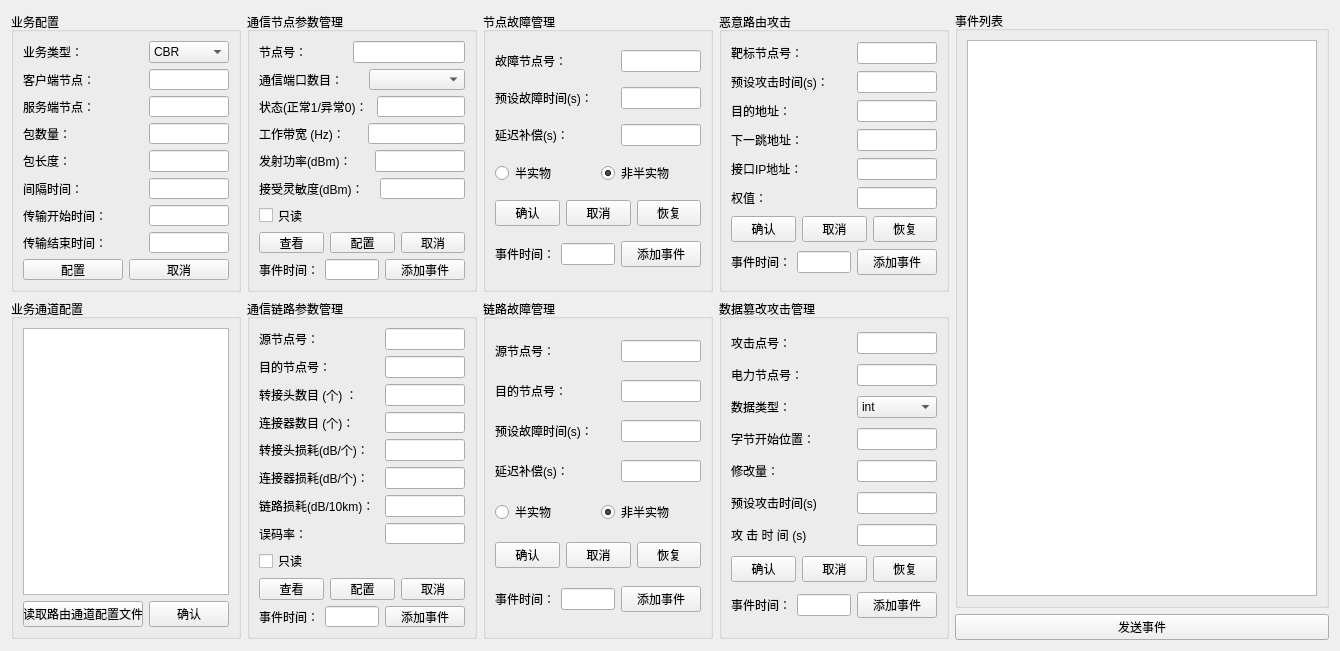
This is MtController/comm_param_settings.ui in yacbo/Co-Simulation as Qt 5 draws it before an edit. The edited form follows.
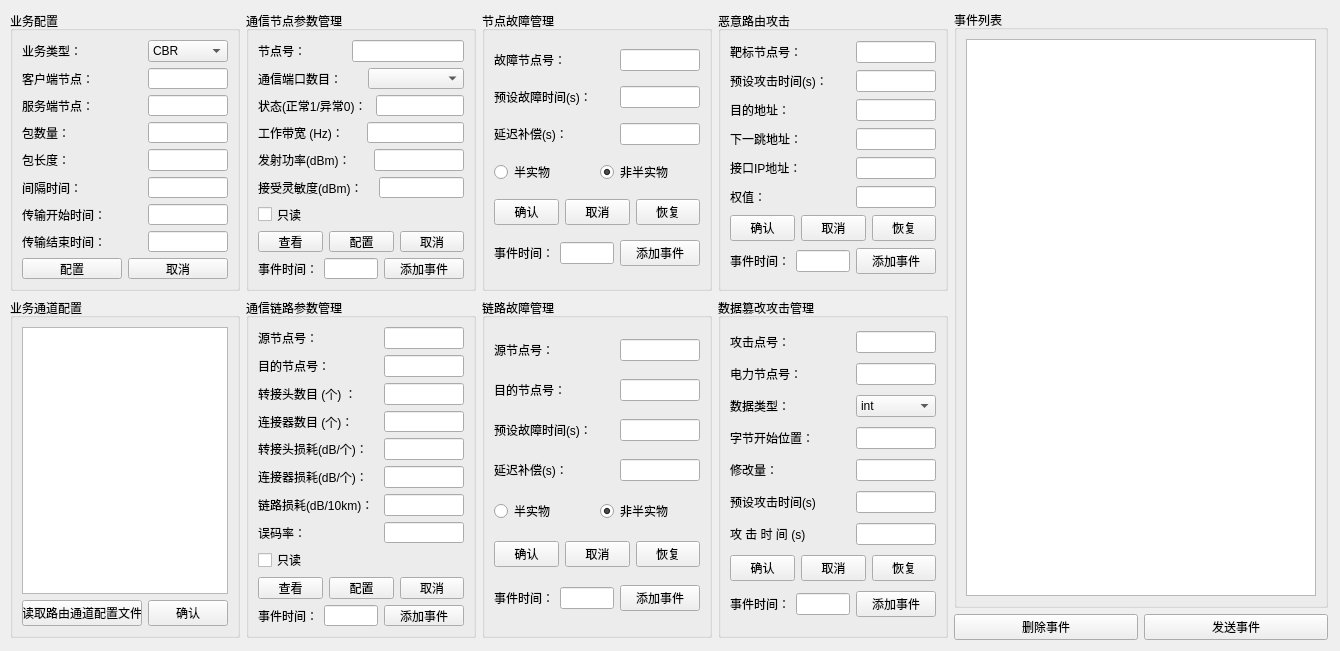
This is the edited form. Icons and pictures are not drawn.

```diff
--- a/MtController/comm_param_settings.ui
+++ b/MtController/comm_param_settings.ui
@@ -17,9 +17,16 @@
    <iconset resource="../MidSoftUI/minsoft.qrc">
     <normaloff>:/power_32.png</normaloff>:/power_32.png</iconset>
   </property>
-  <layout class="QVBoxLayout" name="verticalLayout_15">
-   <item>
-    <layout class="QHBoxLayout" name="horizontalLayout_53">
+  <widget class="QWidget" name="">
+   <property name="geometry">
+    <rect>
+     <x>10</x>
+     <y>10</y>
+     <width>1318</width>
+     <height>630</height>
+    </rect>
+   </property>
+   <layout class="QHBoxLayout" name="horizontalLayout_60">
      <item>
       <layout class="QVBoxLayout" name="verticalLayout_10">
        <item>
@@ -1466,6 +1473,15 @@
         </widget>
        </item>
        <item>
+       <layout class="QHBoxLayout" name="horizontalLayout_53">
+        <item>
+         <widget class="QPushButton" name="pushButton_30">
+          <property name="text">
+           <string>删除事件</string>
+          </property>
+         </widget>
+        </item>
+        <item>
         <widget class="QPushButton" name="pushButton_17">
          <property name="text">
           <string>发送事件</string>
@@ -1477,6 +1493,7 @@
     </layout>
    </item>
   </layout>
+  </widget>
  </widget>
  <resources>
   <include location="../MidSoftUI/minsoft.qrc"/>
```
Lines whose indentation alone changed are shown as unchanged.
